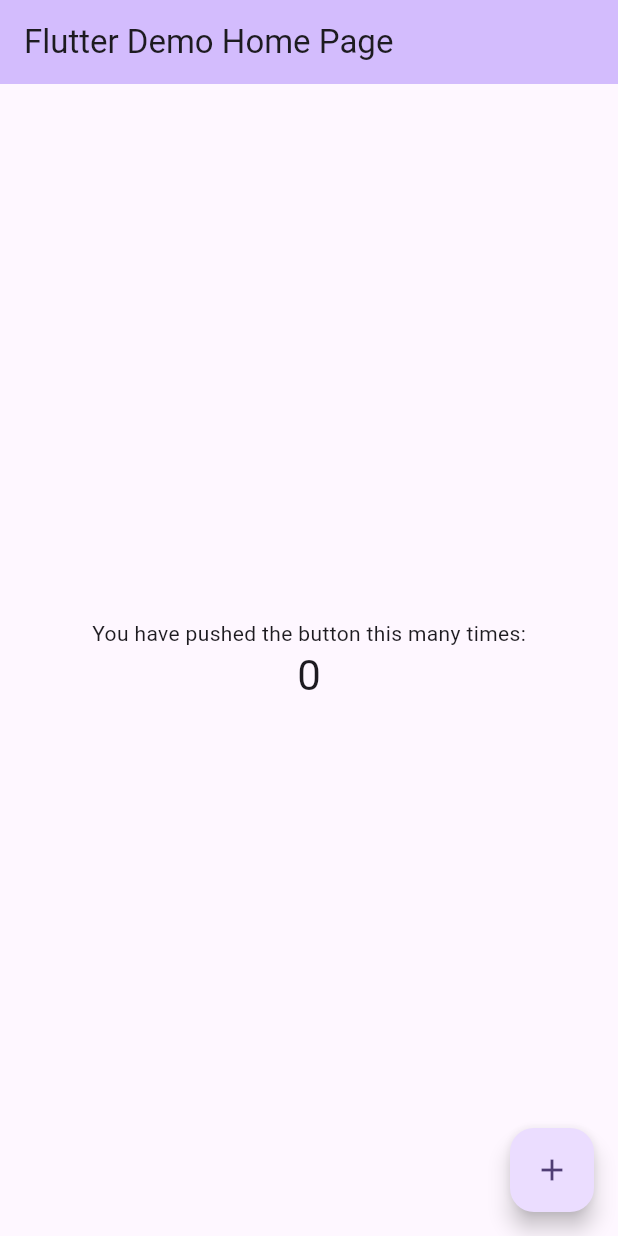
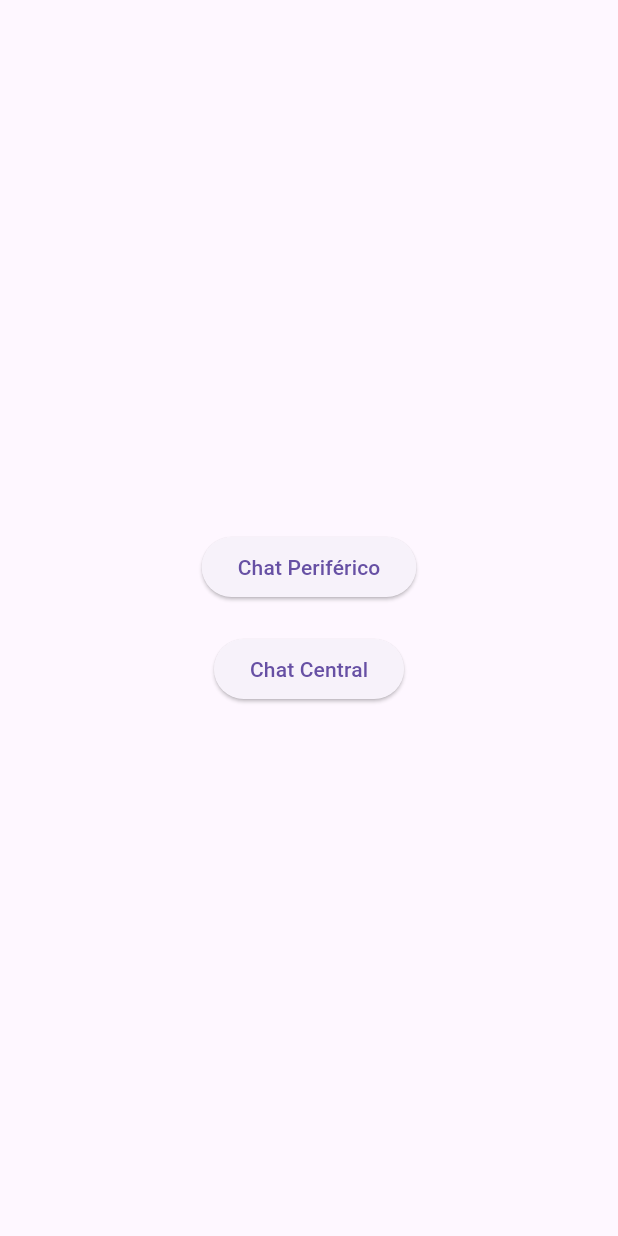
Before and after one commit to Allan-Ferreira-Santos/Bluetooth_Low_Energy, a Flutter app: the screen it shows after launch, on a phone screen of 412 x 824 dp. Run offline on Flutter 3.47's test engine with Material 3 defaults, Android fonts, the phone set to English and light mode, and no system bars; our stand-ins replace permission_handler; missing offline and left inert: flutter_ble_peripheral_central.

Commit message:
feat: finalizado chat com BLE

```diff
--- a/lib/main.dart
+++ b/lib/main.dart
@@ -1,125 +1,15 @@
 import 'package:flutter/material.dart';
+import 'package:bluetooth_low_energy/pages/home_page.dart';
 
 void main() {
-  runApp(const MyApp());
+  runApp(ChatApp());
 }
 
-class MyApp extends StatelessWidget {
-  const MyApp({super.key});
-
-  // This widget is the root of your application.
+class ChatApp extends StatelessWidget {
   @override
   Widget build(BuildContext context) {
     return MaterialApp(
-      title: 'Flutter Demo',
-      theme: ThemeData(
-        // This is the theme of your application.
-        //
-        // TRY THIS: Try running your application with "flutter run". You'll see
-        // the application has a purple toolbar. Then, without quitting the app,
-        // try changing the seedColor in the colorScheme below to Colors.green
-        // and then invoke "hot reload" (save your changes or press the "hot
-        // reload" button in a Flutter-supported IDE, or press "r" if you used
-        // the command line to start the app).
-        //
-        // Notice that the counter didn't reset back to zero; the application
-        // state is not lost during the reload. To reset the state, use hot
-        // restart instead.
-        //
-        // This works for code too, not just values: Most code changes can be
-        // tested with just a hot reload.
-        colorScheme: ColorScheme.fromSeed(seedColor: Colors.deepPurple),
-        useMaterial3: true,
-      ),
-      home: const MyHomePage(title: 'Flutter Demo Home Page'),
+      home: HomePage(),
     );
   }
 }
-
-class MyHomePage extends StatefulWidget {
-  const MyHomePage({super.key, required this.title});
-
-  // This widget is the home page of your application. It is stateful, meaning
-  // that it has a State object (defined below) that contains fields that affect
-  // how it looks.
-
-  // This class is the configuration for the state. It holds the values (in this
-  // case the title) provided by the parent (in this case the App widget) and
-  // used by the build method of the State. Fields in a Widget subclass are
-  // always marked "final".
-
-  final String title;
-
-  @override
-  State<MyHomePage> createState() => _MyHomePageState();
-}
-
-class _MyHomePageState extends State<MyHomePage> {
-  int _counter = 0;
-
-  void _incrementCounter() {
-    setState(() {
-      // This call to setState tells the Flutter framework that something has
-      // changed in this State, which causes it to rerun the build method below
-      // so that the display can reflect the updated values. If we changed
-      // _counter without calling setState(), then the build method would not be
-      // called again, and so nothing would appear to happen.
-      _counter++;
-    });
-  }
-
-  @override
-  Widget build(BuildContext context) {
-    // This method is rerun every time setState is called, for instance as done
-    // by the _incrementCounter method above.
-    //
-    // The Flutter framework has been optimized to make rerunning build methods
-    // fast, so that you can just rebuild anything that needs updating rather
-    // than having to individually change instances of widgets.
-    return Scaffold(
-      appBar: AppBar(
-        // TRY THIS: Try changing the color here to a specific color (to
-        // Colors.amber, perhaps?) and trigger a hot reload to see the AppBar
-        // change color while the other colors stay the same.
-        backgroundColor: Theme.of(context).colorScheme.inversePrimary,
-        // Here we take the value from the MyHomePage object that was created by
-        // the App.build method, and use it to set our appbar title.
-        title: Text(widget.title),
-      ),
-      body: Center(
-        // Center is a layout widget. It takes a single child and positions it
-        // in the middle of the parent.
-        child: Column(
-          // Column is also a layout widget. It takes a list of children and
-          // arranges them vertically. By default, it sizes itself to fit its
-          // children horizontally, and tries to be as tall as its parent.
-          //
-          // Column has various properties to control how it sizes itself and
-          // how it positions its children. Here we use mainAxisAlignment to
-          // center the children vertically; the main axis here is the vertical
-          // axis because Columns are vertical (the cross axis would be
-          // horizontal).
-          //
-          // TRY THIS: Invoke "debug painting" (choose the "Toggle Debug Paint"
-          // action in the IDE, or press "p" in the console), to see the
-          // wireframe for each widget.
-          mainAxisAlignment: MainAxisAlignment.center,
-          children: <Widget>[
-            const Text(
-              'You have pushed the button this many times:',
-            ),
-            Text(
-              '$_counter',
-              style: Theme.of(context).textTheme.headlineMedium,
-            ),
-          ],
-        ),
-      ),
-      floatingActionButton: FloatingActionButton(
-        onPressed: _incrementCounter,
-        tooltip: 'Increment',
-        child: const Icon(Icons.add),
-      ), // This trailing comma makes auto-formatting nicer for build methods.
-    );
-  }
-}
--- /dev/null
+++ b/lib/pages/home_page.dart
@@ -0,0 +1,48 @@
+import 'package:flutter/material.dart';
+import 'package:bluetooth_low_energy/pages/chat_central.dart';
+import 'package:bluetooth_low_energy/pages/chat_periferico.dart';
+
+class HomePage extends StatelessWidget {
+  const HomePage({super.key});
+
+  @override
+  Widget build(BuildContext context) {
+    return Scaffold(
+      body: Center(
+        child: SizedBox(
+          height: MediaQuery.of(context).size.height,
+          child: Center(
+            child: Column(
+              mainAxisAlignment: MainAxisAlignment.center,
+              children: [
+                ElevatedButton(
+                  onPressed: () {
+                    Navigator.push(
+                      context,
+                      MaterialPageRoute(
+                        builder: (context) => const ChatPeriferico(),
+                      ),
+                    );
+                  },
+                  child: const Text("Chat Periférico"),
+                ),
+                const SizedBox(height: 20),
+                ElevatedButton(
+                  onPressed: () {
+                    Navigator.push(
+                      context,
+                      MaterialPageRoute(
+                        builder: (context) => const ChatCentral(),
+                      ),
+                    );
+                  },
+                  child: const Text("Chat Central"),
+                ),
+              ],
+            ),
+          ),
+        ),
+      ),
+    );
+  }
+}
```
Also changed, not shown: lib/pages/chat_central.dart (added, +132 -0 lines), lib/pages/chat_periferico.dart (added, +139 -0 lines), pubspec.yaml (+6 -20 lines), pubspec.lock, 4 other files.
